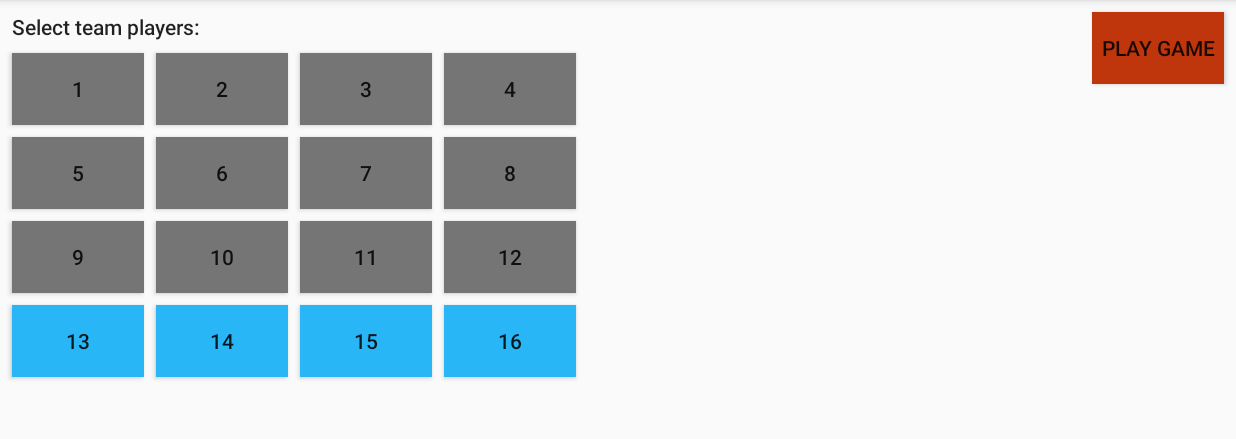
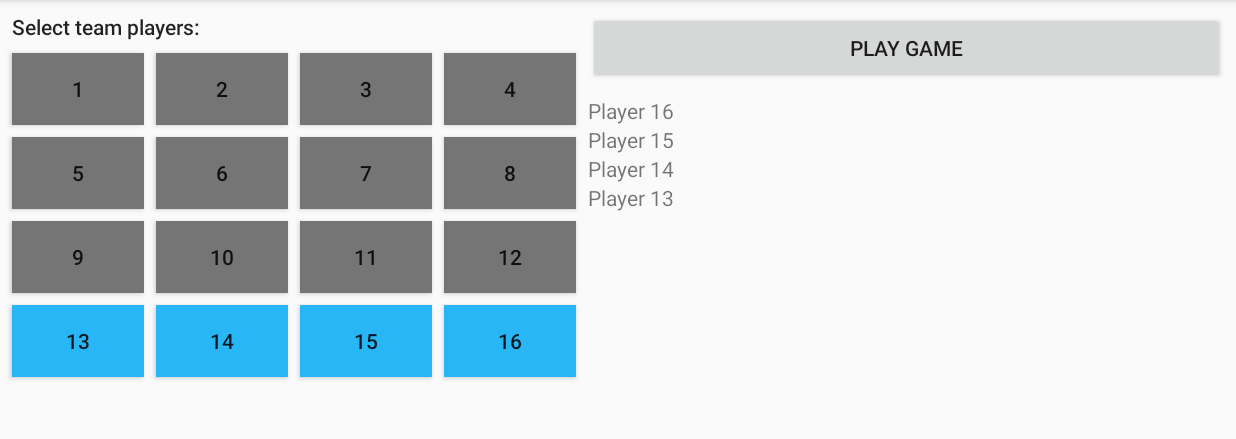
Before and after one commit to Cultiststeve/Blood-Bowl-Playing-Aid, an Android app: the screen it shows after launch (TeamSetupActivity), after a tap on "13", on a phone screen of 824 x 412 dp (held sideways), the part 72-511 px from its top. Run offline under Robolectric (Android 15) with nearby library versions, the phone set to English and light mode, and no system bars; 3 other taps on this screen came first.

```diff
--- a/app/src/main/java/com/example/bloodbowlplayingaid/TeamSetupActivity.java
+++ b/app/src/main/java/com/example/bloodbowlplayingaid/TeamSetupActivity.java
@@ -27,8 +27,7 @@ public class TeamSetupActivity extends AppCompatActivity {
     private RecyclerView.Adapter mAdapterTeam;
     private RecyclerView.LayoutManager layoutManagerTeam;
 
-    private EditText editTextPlayerInput;
-    ArrayList<String> teamList = new ArrayList<>();
+    ArrayList<String> teamList = new ArrayList<>(); // List of player strings, e.g "Player 2"
 
     // List of all button Id's currently "on" team
      List<Integer> buttonIdInTeam = new ArrayList<Integer>() {};
@@ -73,6 +72,7 @@ public class TeamSetupActivity extends AppCompatActivity {
             playerButtons.add(i, current_button);
             current_button.setBackgroundColor(getResources().getColor(R.color.colorNotTeam));
 
+            final int finalI = i;
             current_button.setOnClickListener(new View.OnClickListener() {
                 @Override
                 public void onClick(View v) {
@@ -80,18 +80,20 @@ public class TeamSetupActivity extends AppCompatActivity {
                         // Button already on team, remove
                         current_button.setBackgroundColor(getResources().getColor(R.color.colorNotTeam));
                         buttonIdInTeam.remove(buttonIdInTeam.indexOf(current_button.getId()));
+
+                        //Remove from team list and recyclerview
+                        removePlayerFromList("Player " + Integer.toString(finalI+1));
                     } else {
                         //TODO is there already 11 players?
                         // Add button to team
                         current_button.setBackgroundColor(getResources().getColor(R.color.colorOnTeam));
                         buttonIdInTeam.add(current_button.getId());
                         //TODO update recyclerview
-
+                        addPlayerToList("Player " + Integer.toString(finalI+1));
                     }
                 }
             });
         }
-
     }
 
     public void onBtnPlayGame(View view){
@@ -100,25 +102,16 @@ public class TeamSetupActivity extends AppCompatActivity {
         startActivity(intent);
     }
 
-    public void onBtnAddMember(View view) {
-        String textbox = editTextPlayerInput.getText().toString();
-        if (textbox.equals("")){
-            return; // No player number to add
-        }
-        if (Integer.parseInt(textbox) > 16){
-            Toast.makeText(getApplicationContext(), "Can not have players with number over 16.", Toast.LENGTH_SHORT).show();
-            return; // Dont add player over 16
-        }
-        String new_player = "Player " + editTextPlayerInput.getText();
-        addPlayerToList(new_player);
-
-    }
 
     public void addPlayerToList(String player){
         teamList.add(player);
         mAdapterTeam.notifyItemInserted(teamList.size());
+    }
 
-        //Clear the edit text for next entry
-        editTextPlayerInput.setText("");
+    public void removePlayerFromList(String player){
+        Log.d(TAG, "removePlayerFromList: index to remove: " + teamList.indexOf(player));
+        //teamList is data the recycler view uses
+         mAdapterTeam.notifyItemRemoved(teamList.indexOf(player));
+        teamList.remove(player);
     }
 }
--- a/app/src/main/res/layout/activity_team_setup.xml
+++ b/app/src/main/res/layout/activity_team_setup.xml
@@ -120,15 +120,17 @@
 
     <Button
         android:id="@+id/button"
-        android:layout_width="wrap_content"
+        android:layout_width="0dp"
         android:layout_height="wrap_content"
+        android:layout_marginStart="8dp"
+        android:layout_marginLeft="8dp"
         android:layout_marginTop="8dp"
         android:layout_marginEnd="8dp"
         android:layout_marginRight="8dp"
-        android:background="@color/colorPlayed"
         android:onClick="onBtnPlayGame"
         android:text="Play Game"
         app:layout_constraintEnd_toEndOf="parent"
+        app:layout_constraintStart_toEndOf="@+id/btnPlayer4"
         app:layout_constraintTop_toTopOf="parent" />
 
     <TextView
@@ -223,7 +225,7 @@
         android:layout_marginBottom="8dp"
         app:layout_constraintBottom_toBottomOf="parent"
         app:layout_constraintEnd_toEndOf="parent"
-        app:layout_constraintStart_toStartOf="parent"
-        app:layout_constraintTop_toBottomOf="@+id/btnPlayer13" />
+        app:layout_constraintStart_toEndOf="@+id/btnPlayer4"
+        app:layout_constraintTop_toBottomOf="@+id/button" />
 
 </android.support.constraint.ConstraintLayout>
```
